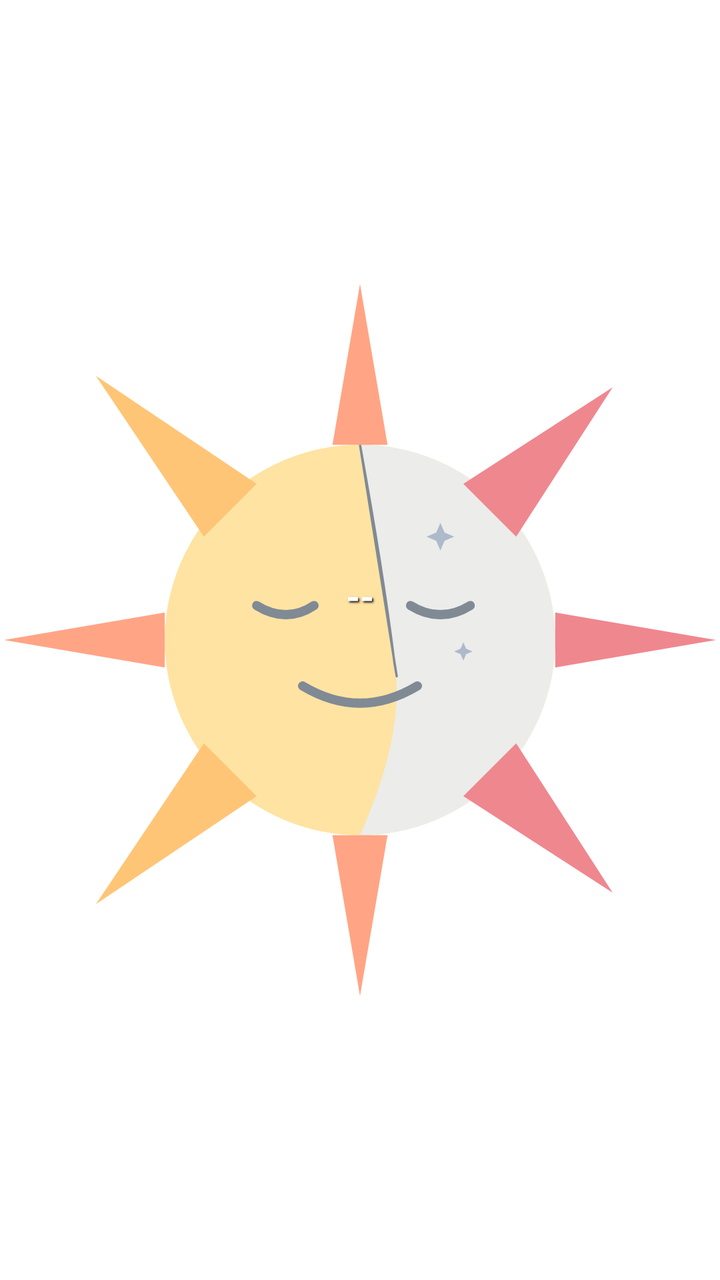
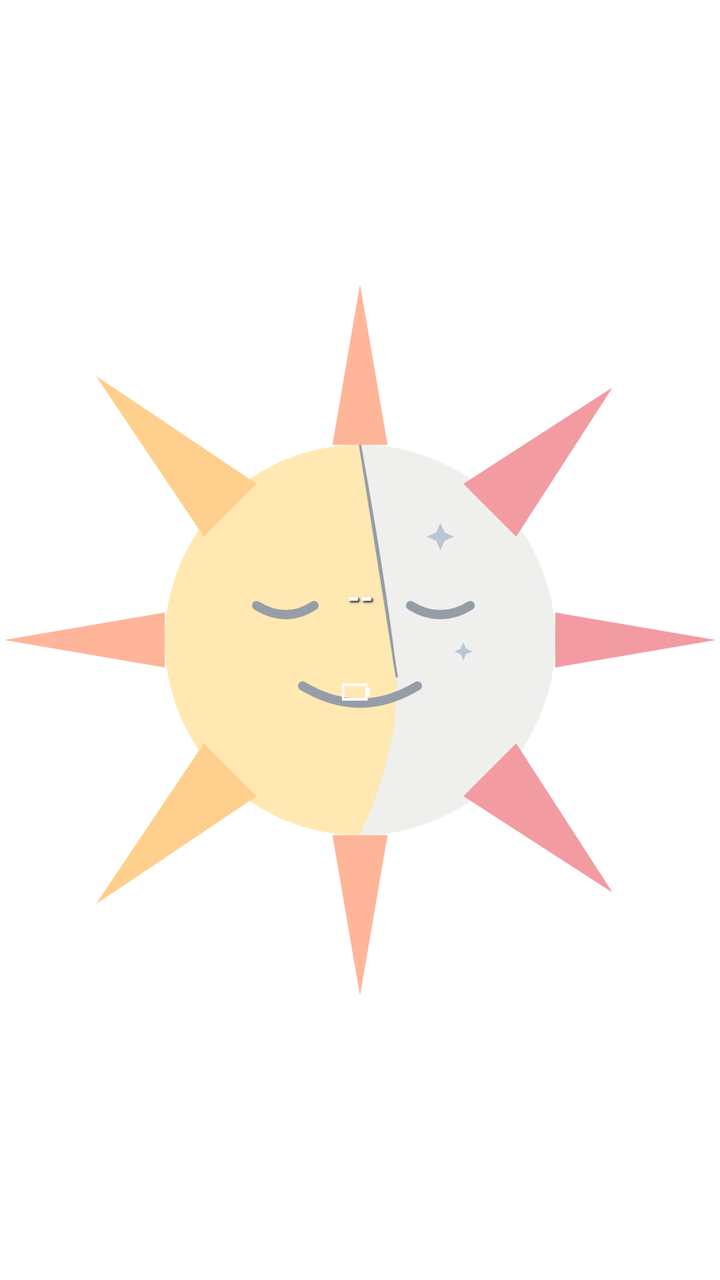

Before-and-after screenshots of an Android layout around one commit, followed by the original layout XML and the change that was made.
<!-- AndroidManifest.xml: application theme Theme.LightController -->
<!-- res/layout/light_status_view.xml -->
<?xml version="1.0" encoding="utf-8"?>
<RelativeLayout xmlns:android="http://schemas.android.com/apk/res/android"
    android:id="@+id/light_status_root"
    android:layout_width="match_parent"
    android:layout_height="match_parent"
    android:padding="2dp">

    
    <ImageView
        android:id="@+id/light_icon"
        android:layout_width="match_parent"
        android:layout_height="match_parent"
        android:src="@drawable/ic_light"
        android:scaleType="fitCenter"
        android:alpha="0.6"
        android:contentDescription="@string/light_status" />

    
    <LinearLayout
        android:layout_width="match_parent"
        android:layout_height="wrap_content"
        android:layout_centerInParent="true"
        android:gravity="center"
        android:orientation="vertical">

        <TextView
            android:id="@+id/light_mode_text"
            android:layout_width="match_parent"
            android:layout_height="wrap_content"
            android:gravity="center"
            android:textSize="18sp"
            android:textStyle="bold"
            android:textColor="#FFFFFF"
            android:shadowColor="#000000"
            android:shadowDx="2"
            android:shadowDy="2"
            android:shadowRadius="2"
            android:text="--" />

        <TextView
            android:id="@+id/light_device_name"
            android:layout_width="match_parent"
            android:layout_height="wrap_content"
            android:gravity="center"
            android:textSize="11sp"
            android:textStyle="bold"
            android:textColor="#FFFFFF"
            android:shadowColor="#000000"
            android:shadowDx="1"
            android:shadowDy="1"
            android:shadowRadius="1"
            android:maxLines="1"
            android:ellipsize="end"
            android:text="" />

        <TextView
            android:id="@+id/light_device_status"
            android:layout_width="match_parent"
            android:layout_height="wrap_content"
            android:gravity="center"
            android:textSize="11sp"
            android:textStyle="bold"
            android:textColor="#DDDDDD"
            android:shadowColor="#000000"
            android:shadowDx="1"
            android:shadowDy="1"
            android:shadowRadius="1"
            android:maxLines="1"
            android:ellipsize="end"
            android:text="" />

        <TextView
            android:id="@+id/light_battery_text"
            android:layout_width="match_parent"
            android:layout_height="wrap_content"
            android:gravity="center"
            android:textSize="11sp"
            android:textStyle="bold"
            android:textColor="#AAAAAA"
            android:shadowColor="#000000"
            android:shadowDx="1"
            android:shadowDy="1"
            android:shadowRadius="1"
            android:maxLines="1"
            android:ellipsize="end"
            android:text="" />
    </LinearLayout>
</RelativeLayout>
<!-- resources referenced by this layout -->
<resources>
  <!-- drawable ic_light (drawable) -->
  <vector xmlns:android="http://schemas.android.com/apk/res/android"
      android:width="24dp"
      android:height="24dp"
      android:viewportWidth="310"
      android:viewportHeight="310">
      
      <path
          android:fillColor="#ffd166"
          android:pathData="M 155,155 m -85,0 a 85,85 0 1,1 170,0 a 85,85 0 1,1 -170,0" />
      <path
          android:fillColor="#e0e1dd"
          android:pathData="M 155,70 A 85,85 0 0 1 155,240 Q 175,195 170,165 Q 165,125 155,70" />
      <path
          android:strokeColor="#2c3e50"
          android:strokeWidth="1"
          android:strokeLineCap="round"
          android:pathData="M 155,70 Q 175,195 170,165 Q 165,125 155,70" />
      <path
          android:strokeColor="#2c3e50"
          android:strokeWidth="4"
          android:strokeLineCap="round"
          android:pathData="M 110,140 Q 123,148 135,140 M 177,140 Q 190,148 203,140 M 130,175 Q 155,190 180,175" />
      <path
          android:fillColor="#778da9"
          android:pathData="M 190,104 L 191.8,108.2 L 196,110 L 191.8,111.8 L 190,116 L 188.2,111.8 L 184,110 L 188.2,108.2 Z M 200,156 L 201.2,158.8 L 204,160 L 201.2,161.2 L 200,164 L 198.8,161.2 L 196,160 L 198.8,158.8 Z" />
      <path
          android:fillColor="#ff6b35"
          android:pathData="M 143,70 H 167 L 155,0 Z M 143,240 H 167 L 155,310 Z M 70,143 V 167 L 0,155 Z" />
      <path
          android:fillColor="#ff9f1c"
          android:pathData="M 87,110 L 110,87 L 40,40 Z M 87,200 L 110,223 L 40,270 Z" />
      <path
          android:fillColor="#e63946"
          android:pathData="M 240,143 V 167 L 310,155 Z M 200,87 L 223,110 L 265,45 Z M 200,223 L 223,200 L 265,265 Z" />
  </vector>
  <string name="light_status">Light Status</string>
  <style name="Theme.LightController" parent="Theme.AppCompat.Light.NoActionBar">
          <item name="android:windowBackground">@android:color/white</item>
      </style>
</resources>

<!-- the commit's change to res/layout/light_status_view.xml (unified diff, before → after) -->
@@ -12,8 +12,18 @@
         android:layout_height="match_parent"
         android:src="@drawable/ic_light"
         android:scaleType="fitCenter"
-        android:alpha="0.6"
+        android:alpha="0.5"
         android:contentDescription="@string/light_status" />
+
+    
+    <ImageView
+        android:id="@+id/light_indicator_tiny"
+        android:layout_width="12dp"
+        android:layout_height="12dp"
+        android:layout_alignParentStart="true"
+        android:layout_alignParentTop="true"
+        android:layout_margin="2dp"
+        android:src="@drawable/ic_lamp_tiny" />
 
     
     <LinearLayout
@@ -28,7 +38,7 @@
             android:layout_width="match_parent"
             android:layout_height="wrap_content"
             android:gravity="center"
-            android:textSize="18sp"
+            android:textSize="17sp"
             android:textStyle="bold"
             android:textColor="#FFFFFF"
             android:shadowColor="#000000"
@@ -69,20 +79,51 @@
             android:ellipsize="end"
             android:text="" />
 
-        <TextView
-            android:id="@+id/light_battery_text"
-            android:layout_width="match_parent"
+        
+        <LinearLayout
+            android:id="@+id/light_battery_row"
+            android:layout_width="wrap_content"
             android:layout_height="wrap_content"
-            android:gravity="center"
-            android:textSize="11sp"
-            android:textStyle="bold"
-            android:textColor="#AAAAAA"
-            android:shadowColor="#000000"
-            android:shadowDx="1"
-            android:shadowDy="1"
-            android:shadowRadius="1"
-            android:maxLines="1"
-            android:ellipsize="end"
-            android:text="" />
+            android:gravity="center_vertical"
+            android:orientation="horizontal">
+
+            <ImageView
+                android:id="@+id/light_battery_icon"
+                android:layout_width="14dp"
+                android:layout_height="10dp"
+                android:layout_marginEnd="4dp"
+                android:src="@drawable/ic_battery_status" />
+
+            <TextView
+                android:id="@+id/light_battery_text"
+                android:layout_width="wrap_content"
+                android:layout_height="wrap_content"
+                android:textSize="11sp"
+                android:textStyle="bold"
+                android:textColor="#AAAAAA"
+                android:shadowColor="#000000"
+                android:shadowDx="1"
+                android:shadowDy="1"
+                android:shadowRadius="1"
+                android:text="" />
+        </LinearLayout>
     </LinearLayout>
+
+    
+    <LinearLayout
+        android:layout_width="match_parent"
+        android:layout_height="match_parent"
+        android:orientation="horizontal">
+        <FrameLayout
+            android:id="@+id/light_status_left"
+            android:layout_width="0dp"
+            android:layout_height="match_parent"
+            android:layout_weight="1" />
+        <FrameLayout
+            android:id="@+id/light_status_right"
+            android:layout_width="0dp"
+            android:layout_height="match_parent"
+            android:layout_weight="1" />
+    </LinearLayout>
+
 </RelativeLayout>
<!-- resource entries referenced after the edit -->
@@ -1,5 +1,30 @@
 <!-- resources referenced by this layout -->
 <resources>
+  <!-- drawable ic_battery_status (drawable) -->
+  <vector xmlns:android="http://schemas.android.com/apk/res/android"
+      android:width="16dp"
+      android:height="10dp"
+      android:viewportWidth="24"
+      android:viewportHeight="14">
+      
+      <path
+          android:fillColor="#FFFFFF"
+          android:pathData="M2,2 L2,12 L20,12 L20,2 Z M0,0 L22,0 L22,14 L0,14 Z" />
+      
+      <path
+          android:fillColor="#FFFFFF"
+          android:pathData="M22,4 L24,4 L24,10 L22,10 Z" />
+  </vector>
+  <!-- drawable ic_lamp_tiny (drawable) -->
+  <vector xmlns:android="http://schemas.android.com/apk/res/android"
+      android:width="12dp"
+      android:height="12dp"
+      android:viewportWidth="24"
+      android:viewportHeight="24">
+      <path
+          android:fillColor="#FFFFFF"
+          android:pathData="M12,2C8.14,2 5,5.14 5,9c0,2.38 1.19,4.47 3,5.74L8,17c0,0.55 0.45,1 1,1h6c0.55,0 1,-0.45 1,-1v-2.26c1.81,-1.27 3,-3.36 3,-5.74 0,-3.86 -3.14,-7 -7,-7zM9,21c0,0.55 0.45,1 1,1h4c0.55,0 1,-0.45 1,-1v-1L9,20v1z" />
+  </vector>
   <!-- drawable ic_light (drawable) -->
   <vector xmlns:android="http://schemas.android.com/apk/res/android"
       android:width="24dp"
